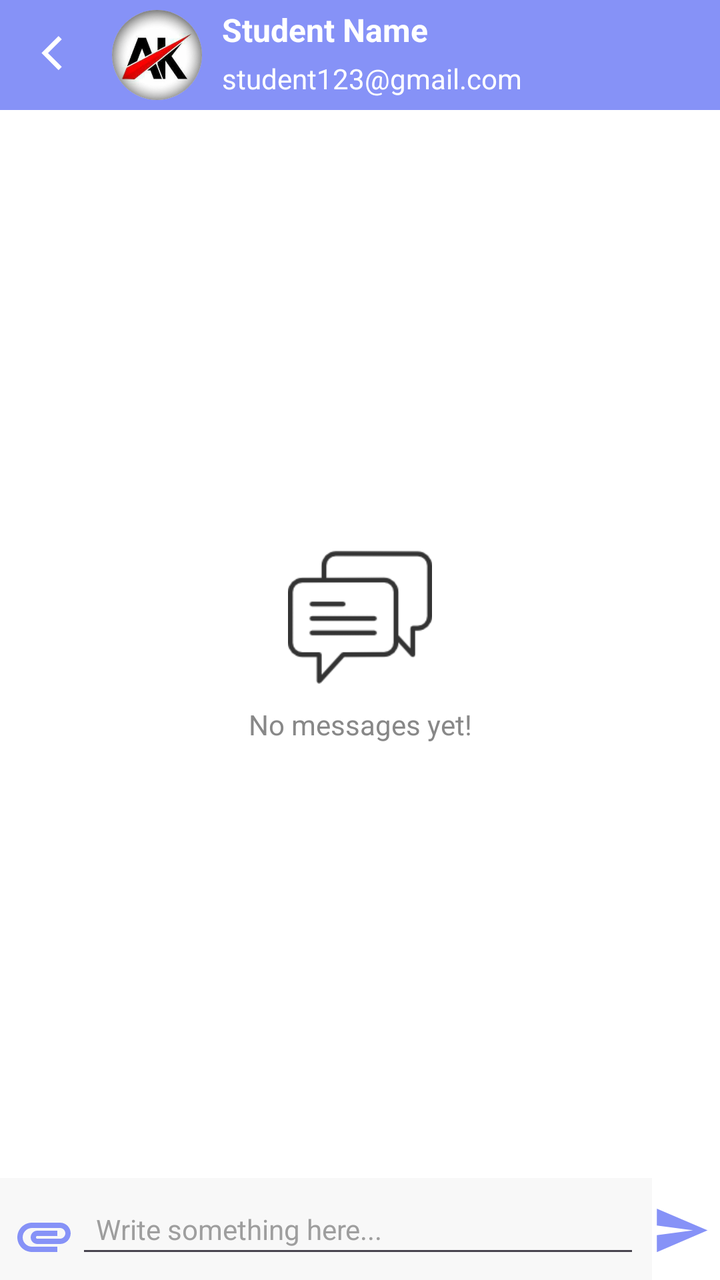
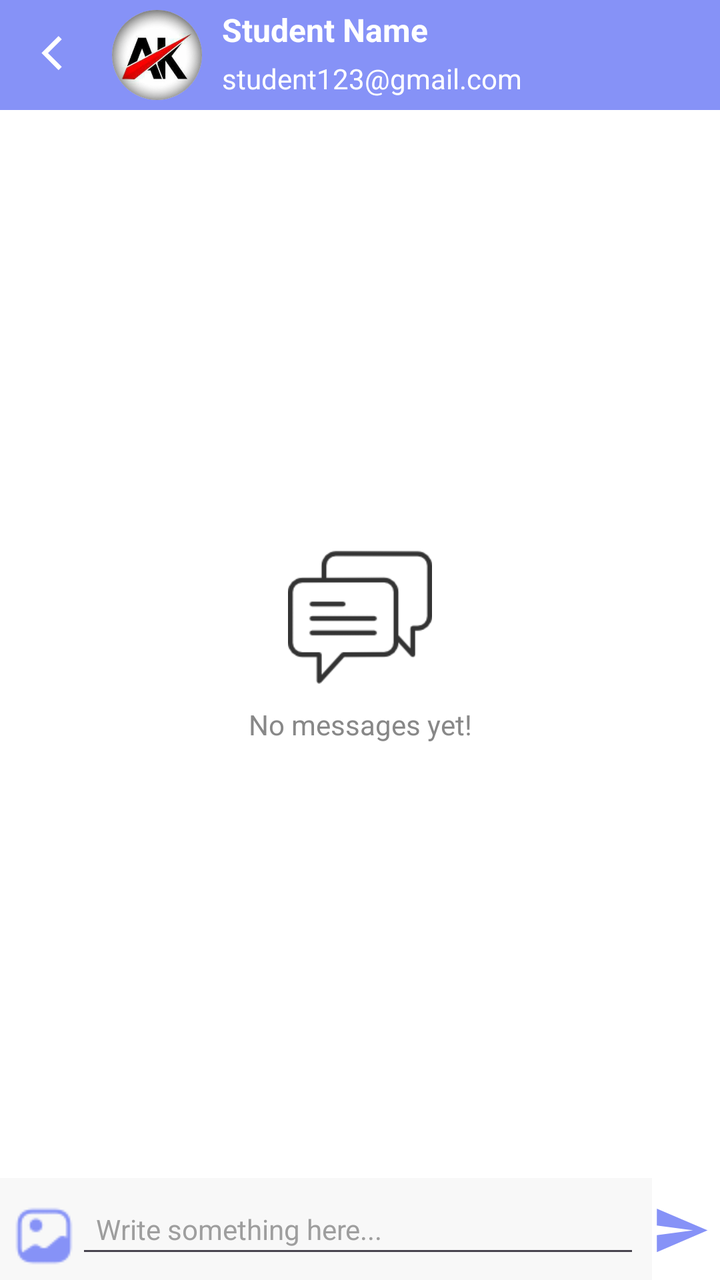

Two renders of the same Android screen: before a commit and after it. Below are the layout's source before the change and the commit's diff.
<!-- AndroidManifest.xml: application theme Theme.TSTAR.Light -->
<!-- res/layout/activity_tchat_room.xml -->
<?xml version="1.0" encoding="utf-8"?>
<androidx.constraintlayout.widget.ConstraintLayout xmlns:android="http://schemas.android.com/apk/res/android"
    xmlns:app="http://schemas.android.com/apk/res-auto"
    android:layout_width="match_parent"
    android:layout_height="match_parent"
    xmlns:tools="http://schemas.android.com/tools"
    android:background="@color/white"
    tools:context=".TEACHERACTIVITIES.TChatRoomActivity"
    android:fitsSystemWindows="true">

    <com.google.android.material.appbar.MaterialToolbar
        android:id="@+id/toolbar"
        android:layout_width="0dp"
        android:layout_height="55dp"
        android:background="@drawable/header_gradient"
        app:navigationIcon="@drawable/s_arrowback"
        app:layout_constraintTop_toTopOf="parent"
        app:layout_constraintStart_toStartOf="parent"
        app:layout_constraintEnd_toEndOf="parent">

        <androidx.constraintlayout.widget.ConstraintLayout
            android:layout_width="match_parent"
            android:layout_height="match_parent">

            <ImageView
                android:id="@+id/imgProfile"
                android:layout_width="45dp"
                android:layout_height="45dp"
                android:background="@drawable/tcircle_shape"
                android:clipToOutline="true"
                android:scaleType="centerCrop"
                android:src="@drawable/taklogo"
                app:layout_constraintStart_toStartOf="parent"
                app:layout_constraintTop_toTopOf="parent"
                app:layout_constraintBottom_toBottomOf="parent" />

            <TextView
                android:id="@+id/tvUserName"
                android:layout_width="0dp"
                android:layout_height="wrap_content"
                android:layout_marginStart="10dp"
                android:layout_marginTop="4dp"
                android:ellipsize="end"
                android:maxLines="1"
                android:text="Student Name "
                android:textColor="@color/white"
                android:textSize="16sp"
                android:textStyle="bold"
                app:layout_constraintEnd_toEndOf="parent"
                app:layout_constraintHorizontal_bias="0.0"
                app:layout_constraintStart_toEndOf="@id/imgProfile"
                app:layout_constraintTop_toTopOf="parent" />

            <TextView
                android:id="@+id/tvEmailID"
                android:layout_width="0dp"
                android:layout_height="wrap_content"
                android:layout_marginStart="10dp"
                android:layout_marginTop="4dp"
                android:ellipsize="end"
                android:maxLines="1"
                android:text="student123@gmail.com"
                android:textColor="@color/white"
                android:textSize="14sp"
                app:layout_constraintEnd_toEndOf="parent"
                app:layout_constraintHorizontal_bias="0.0"
                app:layout_constraintStart_toEndOf="@id/imgProfile"
                app:layout_constraintTop_toBottomOf="@id/tvUserName" />

        </androidx.constraintlayout.widget.ConstraintLayout>
    </com.google.android.material.appbar.MaterialToolbar>

    
    <androidx.recyclerview.widget.RecyclerView
        android:id="@+id/rvMessages"
        android:layout_width="0dp"
        android:layout_height="0dp"
        android:padding="8dp"
        android:clipToPadding="false"
        app:layout_constraintTop_toBottomOf="@id/toolbar"
        app:layout_constraintBottom_toTopOf="@id/chatInputLayout"
        app:layout_constraintStart_toStartOf="parent"
        app:layout_constraintEnd_toEndOf="parent" />

    
    
    <LinearLayout
        android:id="@+id/layoutEmpty"
        android:layout_width="wrap_content"
        android:layout_height="wrap_content"
        android:gravity="center"
        android:orientation="vertical"
        android:visibility="visible"
        app:layout_constraintBottom_toBottomOf="@id/rvMessages"
        app:layout_constraintEnd_toEndOf="parent"
        app:layout_constraintStart_toStartOf="parent"
        app:layout_constraintTop_toTopOf="@id/rvMessages">

        <ImageView
            android:layout_width="72dp"
            android:layout_height="72dp"
            android:alpha="0.8"
            android:src="@drawable/s_chat" />

        <TextView
            android:layout_width="wrap_content"
            android:layout_height="wrap_content"
            android:layout_marginTop="8dp"
            android:text="No messages yet!"
            android:textColor="#888888"
            android:textSize="14sp" />
    </LinearLayout>

    
    <androidx.constraintlayout.widget.ConstraintLayout
        android:id="@+id/chatInputLayout"
        android:layout_width="0dp"
        android:layout_height="wrap_content"
        android:background="#F8F8F8"
        android:padding="6dp"
        app:layout_constraintBottom_toBottomOf="parent"
        app:layout_constraintStart_toStartOf="parent"
        app:layout_constraintEnd_toStartOf="@id/btnSend">

        <ImageView
            android:id="@+id/btnAttach"
            android:layout_width="32dp"
            android:layout_height="32dp"
            android:src="@drawable/t_attachment"
            app:tint="@color/maroon_variant"
            app:layout_constraintStart_toStartOf="parent"
            app:layout_constraintBottom_toBottomOf="parent" />

        <EditText
            android:id="@+id/etMessage"
            android:layout_width="0dp"
            android:layout_height="wrap_content"
            android:hint="Write something here..."
            android:maxLines="4"
            android:padding="10dp"
            android:textColor="@color/black"
            android:textColorHint="@color/light_greay"
            android:textSize="14sp"
            app:layout_constraintStart_toEndOf="@id/btnAttach"
            app:layout_constraintEnd_toEndOf="parent"
            app:layout_constraintTop_toTopOf="parent"
            app:layout_constraintBottom_toBottomOf="parent" />

    </androidx.constraintlayout.widget.ConstraintLayout>

    
    <ImageView
        android:id="@+id/btnSend"
        android:layout_width="34dp"
        android:layout_height="34dp"
        android:layout_marginBottom="8dp"
        android:paddingEnd="5sp"
        android:src="@drawable/tsend"
        app:layout_constraintBottom_toBottomOf="@id/chatInputLayout"

        app:layout_constraintEnd_toEndOf="parent"
        app:tint="@color/maroon_variant" />

</androidx.constraintlayout.widget.ConstraintLayout>
<!-- resources referenced by this layout -->
<resources>
  <color name="black">#FF000000</color>
  <color name="light_greay">#9E9E9E</color>
  <color name="maroon_variant">#8692f7</color>
  <color name="white">#FFFFFF</color>
  <!-- drawable header_gradient (drawable) -->
  <?xml version="1.0" encoding="utf-8"?>
  <shape xmlns:android="http://schemas.android.com/apk/res/android"
      android:shape="rectangle">
      <gradient
          android:startColor="@color/maroon_variant"
          android:endColor="@color/maroon_dark"
          android:angle="270"/>
  </shape>
  <!-- drawable s_arrowback (drawable) -->
  <?xml version="1.0" encoding="utf-8"?>
  <vector xmlns:android="http://schemas.android.com/apk/res/android"
      android:width="25dp"
      android:height="25dp"
      android:viewportWidth="26"
      android:viewportHeight="26">
  
      
      <path
          android:strokeWidth="2.4"
          android:strokeColor="@color/white"
          android:fillColor="@android:color/transparent"
          android:pathData="M15,4 L7,12 L15,20"/>
  </vector>
  <!-- drawable s_chat: png bitmap (drawable, 2592 bytes) -->
  <!-- drawable t_attachment (drawable) -->
  <vector xmlns:android="http://schemas.android.com/apk/res/android" android:height="24dp" android:tint="#000000" android:viewportHeight="24" android:viewportWidth="24" android:width="24dp">
        
      <path android:fillColor="@android:color/white" android:pathData="M2,12.5C2,9.46 4.46,7 7.5,7H18c2.21,0 4,1.79 4,4s-1.79,4 -4,4H9.5C8.12,15 7,13.88 7,12.5S8.12,10 9.5,10H17v2H9.41c-0.55,0 -0.55,1 0,1H18c1.1,0 2,-0.9 2,-2s-0.9,-2 -2,-2H7.5C5.57,9 4,10.57 4,12.5S5.57,16 7.5,16H17v2H7.5C4.46,18 2,15.54 2,12.5z"/>
      
  </vector>
  <!-- drawable taklogo: jpg bitmap (drawable, 49255 bytes) -->
  <!-- drawable tcircle_shape (drawable) -->
  <?xml version="1.0" encoding="utf-8"?>
  <shape xmlns:android="http://schemas.android.com/apk/res/android"
      android:shape="oval">
  
      <solid android:color="@android:color/transparent" /> 
      <stroke android:width="10sp" android:color="@color/white"/>
  </shape>
  <!-- drawable tsend (drawable) -->
  <vector xmlns:android="http://schemas.android.com/apk/res/android" android:autoMirrored="true" android:height="24dp" android:tint="#000000" android:viewportHeight="24" android:viewportWidth="24" android:width="24dp">
        
      <path android:fillColor="@android:color/white" android:pathData="M2.01,21L23,12 2.01,3 2,10l15,2 -15,2z"/>
      
  </vector>
  <style name="Theme.TSTAR.Light" parent="Theme.Material3.Light.NoActionBar">
          <item name="android:windowLightStatusBar">true</item>
          <item name="android:forceDarkAllowed">false</item>
  
  
          
          <item name="colorPrimary">@color/Lavender</item>
          <item name="colorPrimaryVariant">@color/Dark_Lavender</item>
          <item name="colorOnPrimary">@color/white</item>
  
          
          <item name="android:statusBarColor">@color/Dark_Lavender</item>
  
          
          <item name="android:windowLightStatusBar">false</item>
  
      </style>
  <color name="maroon_dark">#8692f7</color>
  <color name="Lavender">#8692f7</color>
  <color name="Dark_Lavender">#707CD9</color>
</resources>

<!-- the commit's change to res/layout/activity_tchat_room.xml (unified diff, before → after) -->
@@ -111,6 +111,31 @@
             android:textSize="14sp" />
     </LinearLayout>
 
+
+    
+    <LinearLayout
+        android:id="@+id/layoutImagePreview"
+        android:layout_width="409dp"
+        android:layout_height="339dp"
+        android:gravity="center"
+        android:orientation="horizontal"
+        android:padding="1dp"
+        android:visibility="visible"
+        app:layout_constraintBottom_toBottomOf="@+id/rvMessages"
+        app:layout_constraintEnd_toEndOf="parent"
+        app:layout_constraintStart_toStartOf="parent"
+        app:layout_constraintTop_toBottomOf="@+id/toolbar"
+        tools:ignore="MissingConstraints">
+
+        <androidx.recyclerview.widget.RecyclerView
+            android:id="@+id/rvPreviewImages"
+            android:layout_width="wrap_content"
+            android:layout_height="match_parent"
+            android:layout_gravity="center" />
+
+    </LinearLayout>
+
+
     
     <androidx.constraintlayout.widget.ConstraintLayout
         android:id="@+id/chatInputLayout"
@@ -123,10 +148,10 @@
         app:layout_constraintEnd_toStartOf="@id/btnSend">
 
         <ImageView
-            android:id="@+id/btnAttach"
+            android:id="@+id/imgAttach"
             android:layout_width="32dp"
             android:layout_height="32dp"
-            android:src="@drawable/t_attachment"
+            android:src="@drawable/ic_image"
             app:tint="@color/maroon_variant"
             app:layout_constraintStart_toStartOf="parent"
             app:layout_constraintBottom_toBottomOf="parent" />
@@ -141,7 +166,7 @@
             android:textColor="@color/black"
             android:textColorHint="@color/light_greay"
             android:textSize="14sp"
-            app:layout_constraintStart_toEndOf="@id/btnAttach"
+            app:layout_constraintStart_toEndOf="@id/imgAttach"
             app:layout_constraintEnd_toEndOf="parent"
             app:layout_constraintTop_toTopOf="parent"
             app:layout_constraintBottom_toBottomOf="parent" />
@@ -161,4 +186,18 @@
         app:layout_constraintEnd_toEndOf="parent"
         app:tint="@color/maroon_variant" />
 
+    <ProgressBar
+        android:id="@+id/progressUpload"
+        android:layout_width="40dp"
+        android:layout_height="40dp"
+        android:layout_marginTop="108dp"
+        android:visibility="invisible"
+        app:layout_constraintBottom_toBottomOf="@+id/rvMessages"
+        app:layout_constraintEnd_toEndOf="parent"
+        app:layout_constraintHorizontal_bias="0.498"
+        app:layout_constraintStart_toStartOf="parent"
+        app:layout_constraintTop_toTopOf="@+id/layoutEmpty"
+        app:layout_constraintVertical_bias="0.131"
+        tools:ignore="MissingConstraints" />
+
 </androidx.constraintlayout.widget.ConstraintLayout>
<!-- resource entries referenced after the edit -->
@@ -13,6 +13,7 @@
           android:endColor="@color/maroon_dark"
           android:angle="270"/>
   </shape>
+  <!-- drawable ic_image: png bitmap (drawable, 945 bytes) -->
   <!-- drawable s_arrowback (drawable) -->
   <?xml version="1.0" encoding="utf-8"?>
   <vector xmlns:android="http://schemas.android.com/apk/res/android"
@@ -29,12 +30,6 @@
           android:pathData="M15,4 L7,12 L15,20"/>
   </vector>
   <!-- drawable s_chat: png bitmap (drawable, 2592 bytes) -->
-  <!-- drawable t_attachment (drawable) -->
-  <vector xmlns:android="http://schemas.android.com/apk/res/android" android:height="24dp" android:tint="#000000" android:viewportHeight="24" android:viewportWidth="24" android:width="24dp">
-        
-      <path android:fillColor="@android:color/white" android:pathData="M2,12.5C2,9.46 4.46,7 7.5,7H18c2.21,0 4,1.79 4,4s-1.79,4 -4,4H9.5C8.12,15 7,13.88 7,12.5S8.12,10 9.5,10H17v2H9.41c-0.55,0 -0.55,1 0,1H18c1.1,0 2,-0.9 2,-2s-0.9,-2 -2,-2H7.5C5.57,9 4,10.57 4,12.5S5.57,16 7.5,16H17v2H7.5C4.46,18 2,15.54 2,12.5z"/>
-      
-  </vector>
   <!-- drawable taklogo: jpg bitmap (drawable, 49255 bytes) -->
   <!-- drawable tcircle_shape (drawable) -->
   <?xml version="1.0" encoding="utf-8"?>
